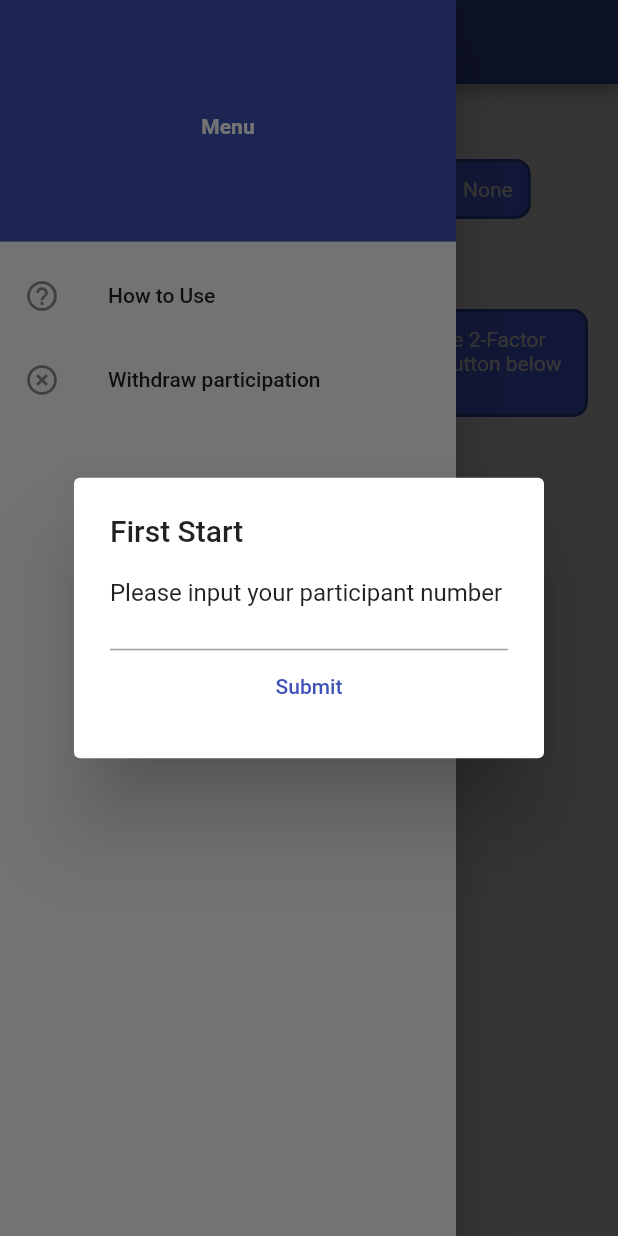
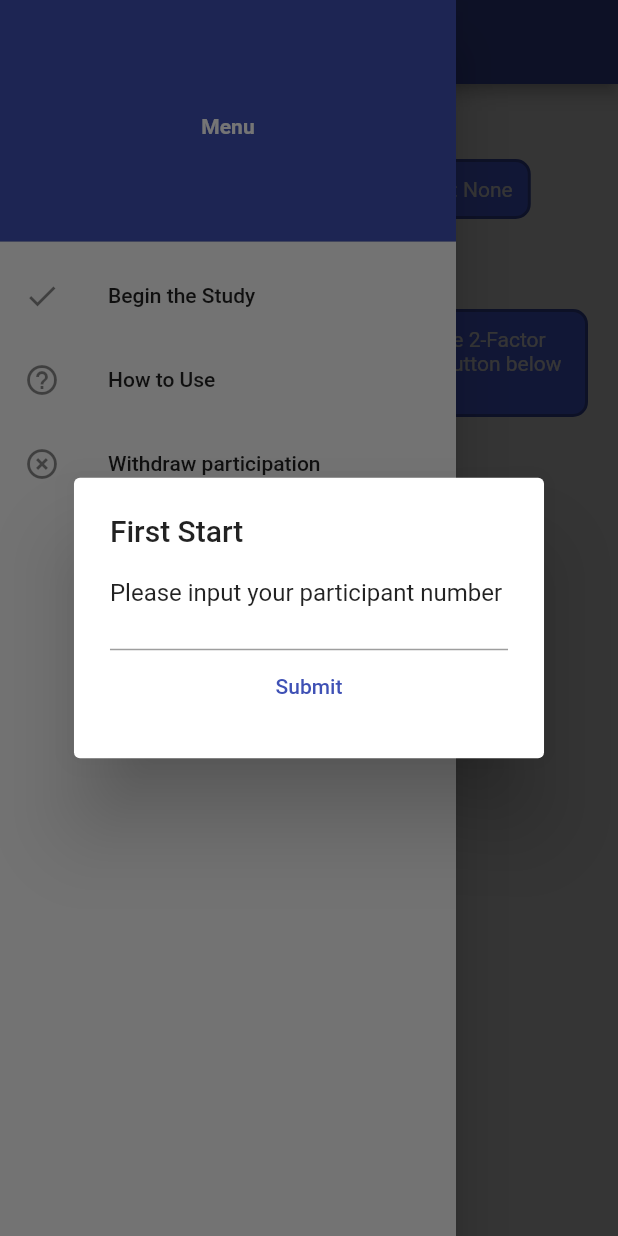
Before and after one commit to mTurner-beepboop/t2fa_study_app, a Flutter app: the screen it shows after launch, in the side drawer, after a tap on "Perform Authentication", on a phone screen of 412 x 824 dp. Run offline on Flutter 3.47's test engine with Material 2 defaults, Android fonts, the phone set to English and light mode, and no system bars; our stand-ins replace cloud_firestore, firebase_core, firebase_messaging, flutter_local_notifications, video_player; accounts and stored records are empty.

Commit message:
Added new sample tutorial videos and updated app to only start saving data once the 'begin the study' button is pressed, along with other small format and function changes

```diff
--- a/lib/home.dart
+++ b/lib/home.dart
@@ -24,6 +24,7 @@ class _HomeState extends State<Home> {
   String? _strObj; //The string representation of the object the user has
   bool _active = true; //Whether the user is still participating
   String objText = "You have yet to select an object"; //String var for textbox
+  bool _live = false; //Whether the study has begun
 
   @override
   void initState(){
@@ -41,6 +42,14 @@ class _HomeState extends State<Home> {
     }
     //Read object from file
     _updateObj();
+
+    //Check if the study is properly live
+    getLiveStatus().then((value) =>
+      setState((){
+        print(value);
+        _live = value;
+      })
+    );
   }
 
   ///Retrieves the object initially saved to the local file and updates the
@@ -183,6 +192,16 @@ class _HomeState extends State<Home> {
               title: const Text("Questionnaire"),
             ),
             */
+            !_live ? ListTile(
+              onTap: () {
+                setLiveStatus();
+                setState((){
+                  _live = true;
+                });
+              },
+              leading: const Icon(Icons.check),
+              title: const Text("Begin the Study"),
+            ) : const SizedBox(height: 0),
             ListTile(
               onTap: (){
                 Navigator.pop(context);
@@ -200,7 +219,13 @@ class _HomeState extends State<Home> {
                 Navigator.push(
                   context,
                   MaterialPageRoute(builder: (context) => const Withdraw()),
-                );
+                ).then((val){ //Check if the user withdrew and update if so
+                  getWithdrawn().then((value){
+                    setState((){
+                      _active = value;
+                    });
+                  });
+                });
               },
               leading: const Icon(Icons.highlight_remove),
               title: const Text("Withdraw participation"),
@@ -271,7 +296,7 @@ class _HomeState extends State<Home> {
                           Navigator.pop(context, "Yes");
                           Navigator.push(
                             context,
-                            MaterialPageRoute(builder: (context) => Auth(title: "Authentication Page", object: _object)),
+                            MaterialPageRoute(builder: (context) => Auth(title: "Authentication Page", object: _object, live: _live)),
                           );
                         },
                             child: const Text("Yes")
--- a/lib/tutorial.dart
+++ b/lib/tutorial.dart
@@ -43,7 +43,7 @@ class _TutorialState extends State<Tutorial> {
         setState((){
           _title = "Card";
           _text1 = "This model is built to the standard size of a credit card, allowing it to be convenient to carry in a wallet or purse. To authenticate you must enact a 'turning' motion over the ring of dots, like you would a safe lock, then touch the black square and finally the on-screen button.";
-          _text2 = "To perform the 'turning' motion, starting from any of the dots, slide your finger over 4 dots in a clockwise direction, then 6 dots in a counter-clockwise direction. Ensure the the model is placed within the bounds of the box on the authentication screen and that the model does not slide out of place.";
+          _text2 = "To perform the 'turning' motion, starting from any of the dots, slide your finger over 6 dots in a clockwise direction, then 4 dots in a counter-clockwise direction, and finally 2 dots in a clockwise direction (Watch the tutorial video for a demonstration). Ensure the the model is placed within the bounds of the box on the authentication screen and that the model does not slide out of place.";
           _controller = VideoPlayerController.asset("assets/videos/card_tutorial.mp4");
           _initialiseVideoPlayerFuture = _controller.initialize();
           _controller.setLooping(true);
--- a/lib/utility/local.dart
+++ b/lib/utility/local.dart
@@ -109,3 +109,24 @@ Future<File> setWithdrawn() async {
   final f = File('$path/inactive.txt');
   return f.writeAsString('false');
 }
+
+///Get the status of the study - ie false indicate still in orientation, true indicted study live
+Future<bool> getLiveStatus() async {
+  final path = await _localPath;
+  try {
+    final f = File('$path/live.txt');
+    final contents = await f.readAsString();
+    bool live = contents.isNotEmpty; //If file is not empty, then study is live, else still in orientation
+    return live;
+  }
+  catch (e){
+    return false; //If file doesn't exist, then still in orientation
+  }
+}
+
+///Set the status of the study - see above
+Future<File> setLiveStatus() async {
+  final path = await _localPath;
+  final f = File('$path/live.txt');
+  return f.writeAsString('true');
+}
--- a/pubspec.yaml
+++ b/pubspec.yaml
@@ -69,7 +69,9 @@ flutter:
   #   - images/a_dot_ham.jpeg
 
   assets:
-    - assets/videos/SampleVideo_1280x720_1mb.mp4
+    - assets/videos/pendant_tutorial.mp4
+    - assets/videos/cube_tutorial.mp4
+    - assets/videos/card_tutorial.mp4
 
   # An image asset can refer to one or more resolution-specific "variants", see
   # https://flutter.dev/assets-and-images/#resolution-aware.
```
Also changed, not shown: lib/auth/auth.dart (+26 -5 lines), lib/questions.dart (+8 -4 lines), pubspec.lock, 3 other files.
